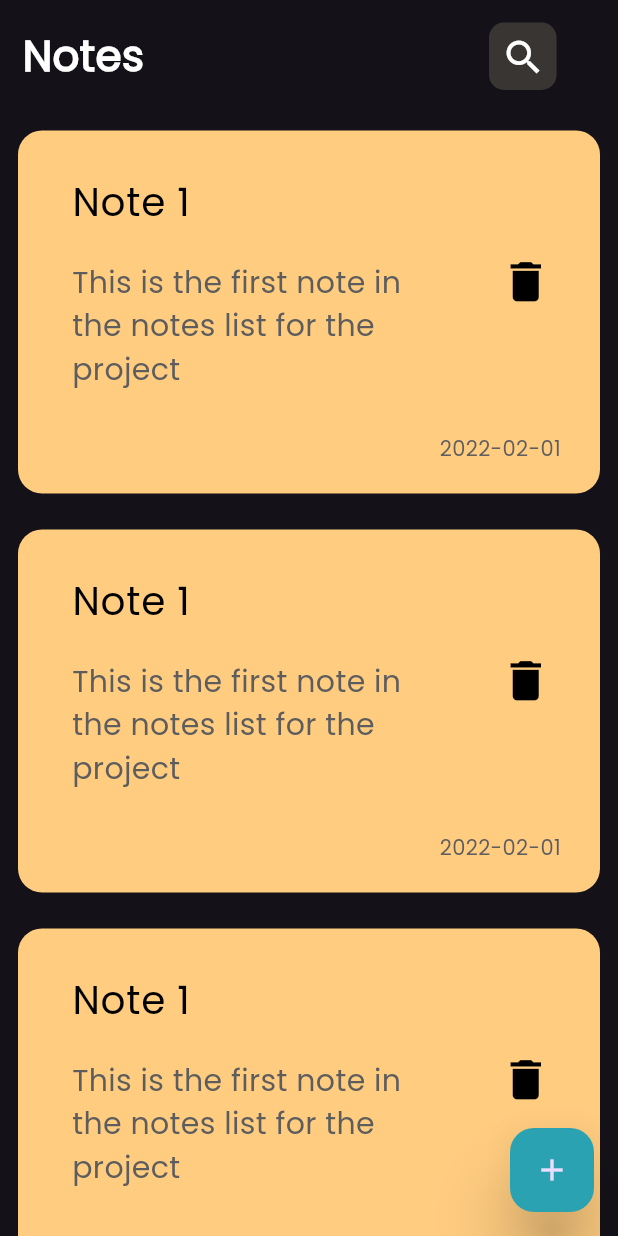
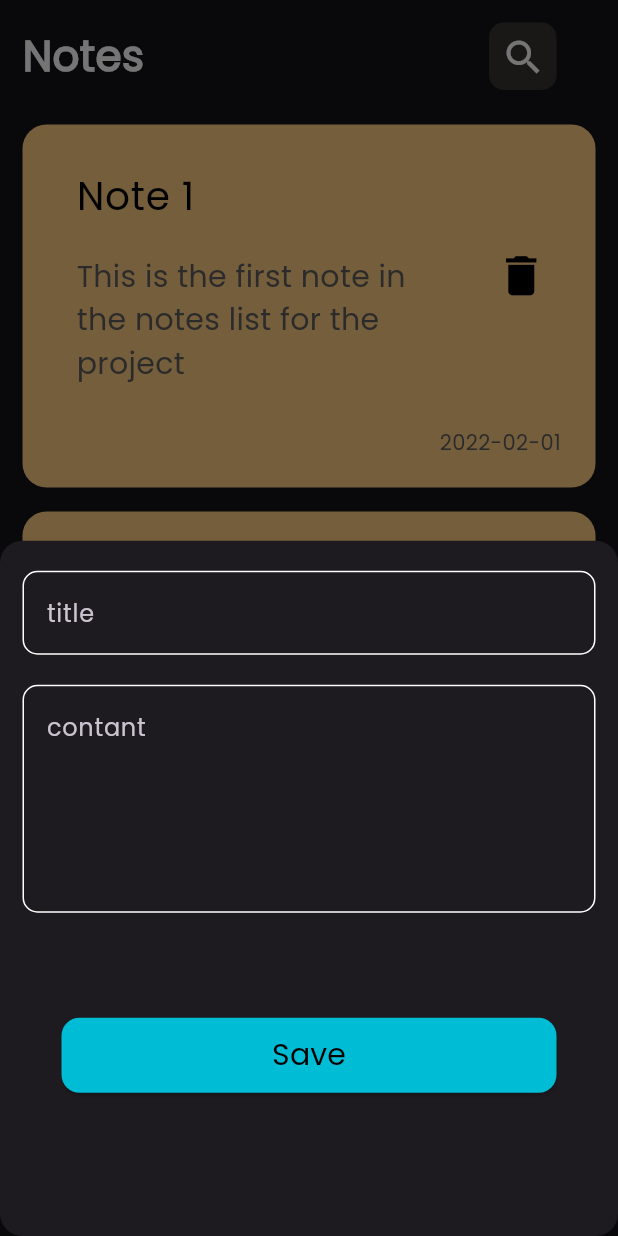
Before and after one commit to MohamedAshraf132/Notes_App, a Flutter app: the screen it shows after launch, after a tap on the "add" icon, on a phone screen of 412 x 824 dp. Run offline on Flutter 3.47's test engine with Material 3 defaults, Android fonts, the phone set to English and light mode, and no system bars.

Commit message:
add buttom sheet

```diff
--- a/lib/views/notes_views.dart
+++ b/lib/views/notes_views.dart
@@ -1,4 +1,5 @@
 import 'package:flutter/material.dart';
+import 'package:notes_app/views/widgets/model_buttom_sheet.dart';
 import 'package:notes_app/views/widgets/notes_view_body.dart';
 
 class NotesViews extends StatelessWidget {
@@ -10,7 +11,18 @@ class NotesViews extends StatelessWidget {
       floatingActionButton: FloatingActionButton(
         backgroundColor: const Color.fromARGB(255, 43, 162, 178),
         elevation: 20,
-        onPressed: () {},
+        onPressed: () {
+          showModalBottomSheet(
+            shape: RoundedRectangleBorder(
+              borderRadius: BorderRadius.all(Radius.circular(15)),
+            ),
+            isScrollControlled: false,
+            context: context,
+            builder: (context) {
+              return addModelButtomSheet();
+            },
+          );
+        },
         child: Icon(Icons.add),
       ),
       body: SafeArea(
--- /dev/null
+++ b/lib/views/widgets/custom_elvButtom.dart
@@ -0,0 +1,28 @@
+import 'package:flutter/material.dart';
+
+class CustomElvbuttom extends StatelessWidget {
+  const CustomElvbuttom({super.key});
+
+  @override
+  Widget build(BuildContext context) {
+    return ElevatedButton(
+      style: ElevatedButton.styleFrom(
+          foregroundColor: Colors.white,
+          backgroundColor: Colors.cyan,
+          shape: RoundedRectangleBorder(
+            borderRadius: BorderRadius.circular(12),
+          ),
+          fixedSize: Size(330, 50)),
+      onPressed: () {
+        Navigator.pop(context);
+      },
+      child: Text(
+        'Save',
+        style: TextStyle(
+          fontSize: 20,
+          color: Colors.black,
+        ),
+      ),
+    );
+  }
+}
--- a/lib/views/widgets/custom_note_item.dart
+++ b/lib/views/widgets/custom_note_item.dart
@@ -35,7 +35,7 @@ class CustomNoteItem extends StatelessWidget {
   @override
   Widget build(BuildContext context) {
     return Padding(
-      padding: const EdgeInsets.all(12),
+      padding: const EdgeInsets.symmetric(horizontal: 15, vertical: 8),
       child: Container(
         decoration: BoxDecoration(
           borderRadius: BorderRadius.circular(16),
--- /dev/null
+++ b/lib/views/widgets/custom_textField.dart
@@ -0,0 +1,32 @@
+import 'package:flutter/material.dart';
+
+class CustomTextfield extends StatelessWidget {
+  const CustomTextfield({super.key, required this.hint, this.maxlines = 1});
+  final String hint;
+  final int maxlines;
+
+  @override
+  Widget build(BuildContext context) {
+    return Padding(
+      padding: const EdgeInsets.only(top: 20, left: 15, right: 15),
+      child: TextField(
+        maxLines: maxlines,
+        cursorColor: Colors.cyan,
+        decoration: InputDecoration(
+            hintText: hint,
+            border: buildBorder(),
+            enabledBorder: buildBorder(),
+            focusedBorder: buildBorder(Colors.cyan)),
+      ),
+    );
+  }
+
+  OutlineInputBorder buildBorder([color]) {
+    return OutlineInputBorder(
+      borderRadius: BorderRadius.circular(10),
+      borderSide: BorderSide(
+        color: color ?? Colors.white,
+      ),
+    );
+  }
+}
--- /dev/null
+++ b/lib/views/widgets/model_buttom_sheet.dart
@@ -0,0 +1,31 @@
+import 'package:flutter/material.dart';
+import 'package:notes_app/views/widgets/custom_elvButtom.dart';
+import 'package:notes_app/views/widgets/custom_textField.dart';
+
+class addModelButtomSheet extends StatelessWidget {
+  const addModelButtomSheet({
+    super.key,
+  });
+
+  @override
+  Widget build(BuildContext context) {
+    return Container(
+      height: 500,
+      child: SingleChildScrollView(
+        child: Column(
+          children: [
+            CustomTextfield(
+              hint: 'title',
+            ),
+            CustomTextfield(
+              hint: 'contant',
+              maxlines: 5,
+            ),
+            SizedBox(height: 70),
+            CustomElvbuttom(),
+          ],
+        ),
+      ),
+    );
+  }
+}
```
